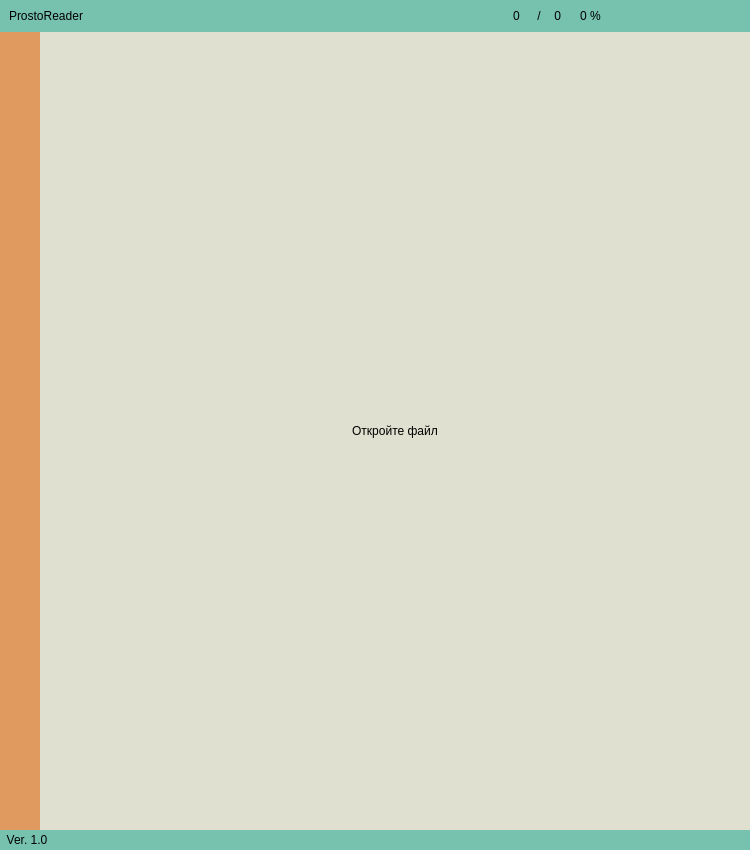
Above: ProstoReader.ui from olegozerov/prosto-reader before the change. Below: the same form after it.
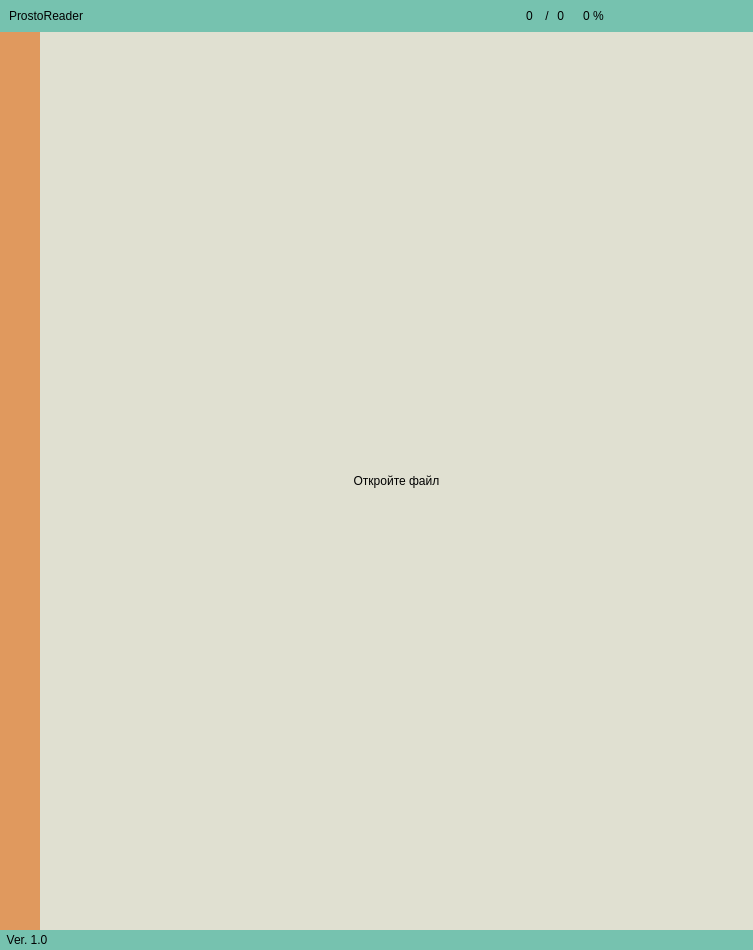
That is the form after the change. Icons and pictures are not drawn.

```diff
--- a/ProstoReader.ui
+++ b/ProstoReader.ui
@@ -6,8 +6,8 @@
    <rect>
     <x>0</x>
     <y>0</y>
-    <width>750</width>
-    <height>850</height>
+    <width>753</width>
+    <height>950</height>
    </rect>
   </property>
   <property name="sizePolicy">
@@ -19,7 +19,7 @@
   <property name="minimumSize">
    <size>
     <width>750</width>
-    <height>850</height>
+    <height>950</height>
    </size>
   </property>
   <property name="windowTitle">
@@ -218,7 +218,7 @@
             </property>
             <property name="minimumSize">
              <size>
-              <width>20</width>
+              <width>10</width>
               <height>0</height>
              </size>
             </property>
@@ -816,8 +816,8 @@
                   <rect>
                    <x>0</x>
                    <y>0</y>
-                   <width>706</width>
-                   <height>795</height>
+                   <width>709</width>
+                   <height>895</height>
                   </rect>
                  </property>
                  <layout class="QVBoxLayout" name="verticalLayout_7">
```
